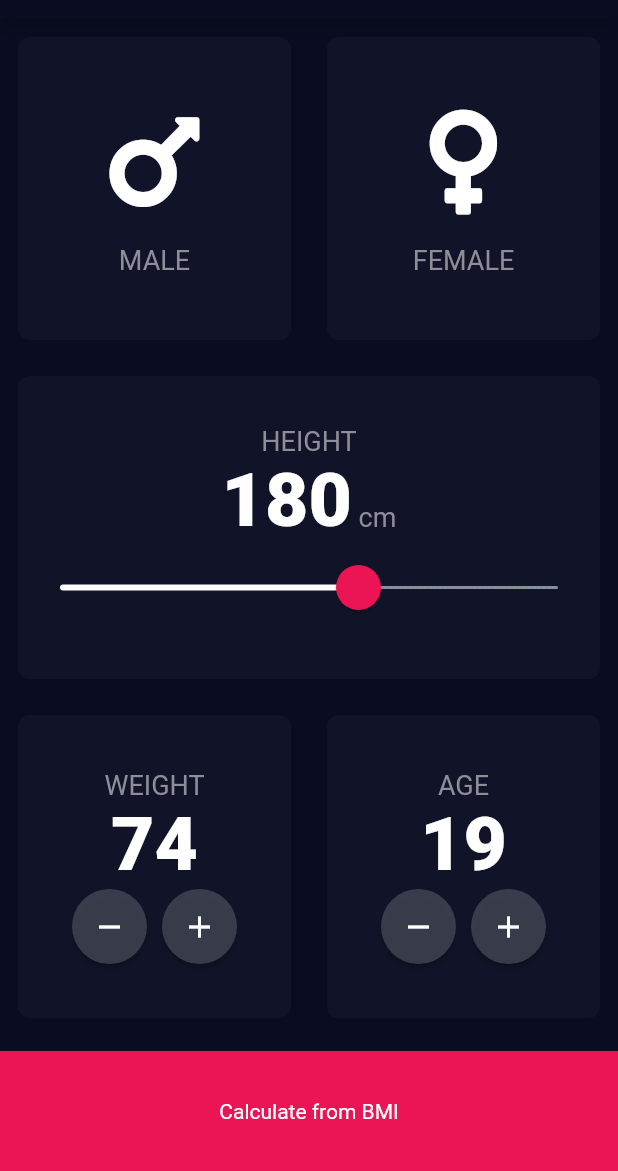
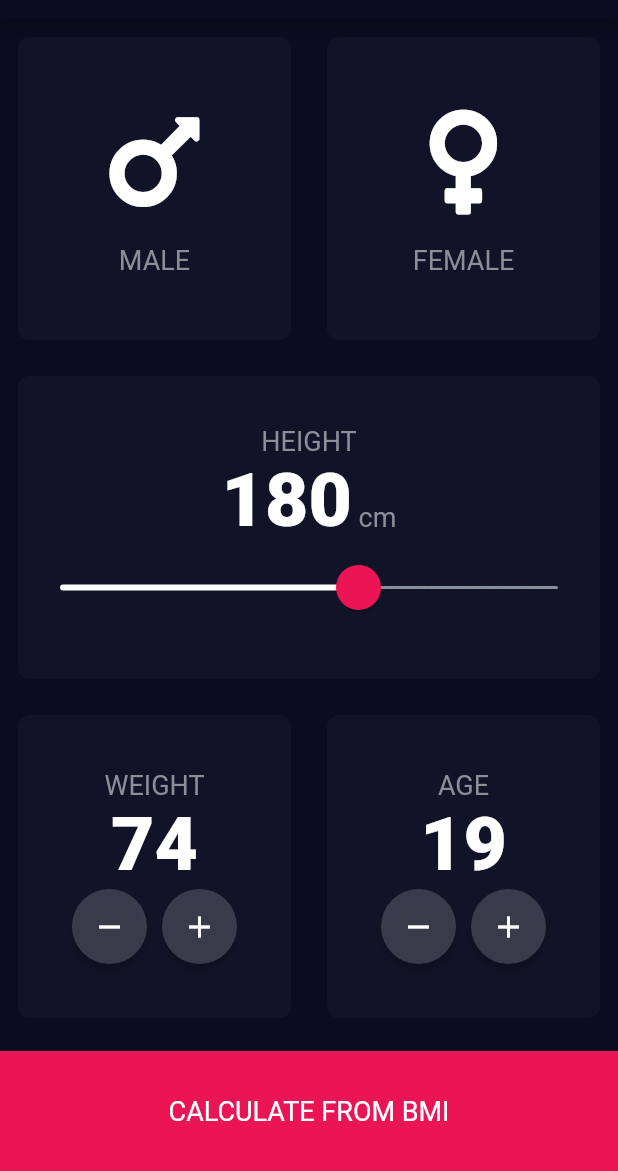
Before and after one commit to Itanik/BMI-Calculator-flutter, a Flutter app: the screen it shows after launch, on a phone screen of 412 x 824 dp, the part 65-1236 px from its top. Run offline on Flutter 3.47's test engine with Material 2 defaults, Android fonts, the phone set to English and light mode, and no system bars; our stand-ins replace font_awesome_flutter.

```diff
--- a/lib/pages/input_page.dart
+++ b/lib/pages/input_page.dart
@@ -1,6 +1,7 @@
 import 'package:bmi_calculator_flutter/constants.dart';
 import 'package:bmi_calculator_flutter/pages/cards/counter_card.dart';
 import 'package:bmi_calculator_flutter/pages/cards/slider_card.dart';
+import 'package:bmi_calculator_flutter/pages/results_page.dart';
 import 'package:flutter/material.dart';
 
 import 'cards/expanded_card.dart';
@@ -80,12 +81,21 @@ class _InputPageState extends State<InputPage> {
                 ),
               ],
             )),
-            Container(
-              margin: EdgeInsets.only(top: 10.0),
-              height: _kBottomContainerHeight,
-              color: kAccentColor,
-              alignment: Alignment.center,
-              child: Text("Calculate from BMI"),
+            GestureDetector(
+              onTap: () {
+                Navigator.push(context,
+                    MaterialPageRoute(builder: (builder) => ResultsPage()));
+              },
+              child: Container(
+                margin: EdgeInsets.only(top: 10.0),
+                height: _kBottomContainerHeight,
+                color: kAccentColor,
+                alignment: Alignment.center,
+                child: Text(
+                  "CALCULATE FROM BMI",
+                  style: TextStyle(fontSize: 18.0),
+                ),
+              ),
             )
           ],
         ));
```
Also changed, not shown: lib/pages/results_page.dart (added, +13 -0 lines).
